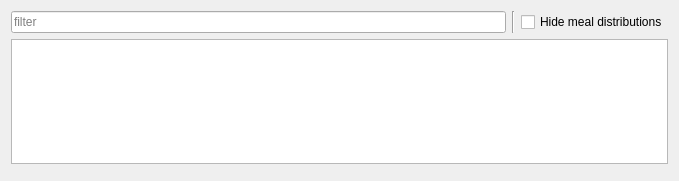
The window that src/ui/TabDistributorWidget.ui (wnt-zhp/zarlock-cpp) describes before a commit, drawn with Qt 5.
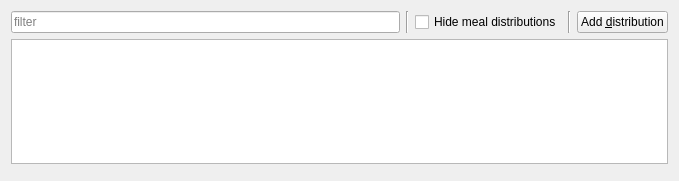
The same window after the commit. Custom widgets are drawn as their Qt base class.

Diff of the .ui file:
```diff
--- a/src/ui/TabDistributorWidget.ui
+++ b/src/ui/TabDistributorWidget.ui
@@ -53,6 +53,23 @@
        </property>
       </widget>
      </item>
+     <item>
+      <widget class="Line" name="line_2">
+       <property name="orientation">
+        <enum>Qt::Vertical</enum>
+       </property>
+      </widget>
+     </item>
+     <item>
+      <widget class="QPushButton" name="button_add_distribution">
+       <property name="text">
+        <string>Add &amp;distribution</string>
+       </property>
+       <property name="checkable">
+        <bool>true</bool>
+       </property>
+      </widget>
+     </item>
     </layout>
    </item>
   </layout>
```
